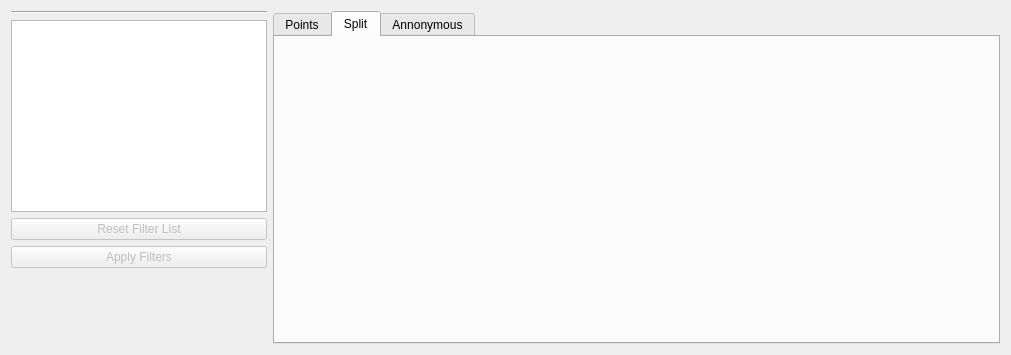
Qt form src/ITrackFilterWidget.ui (ntruchsess/QLandkarteGT) before a commit.
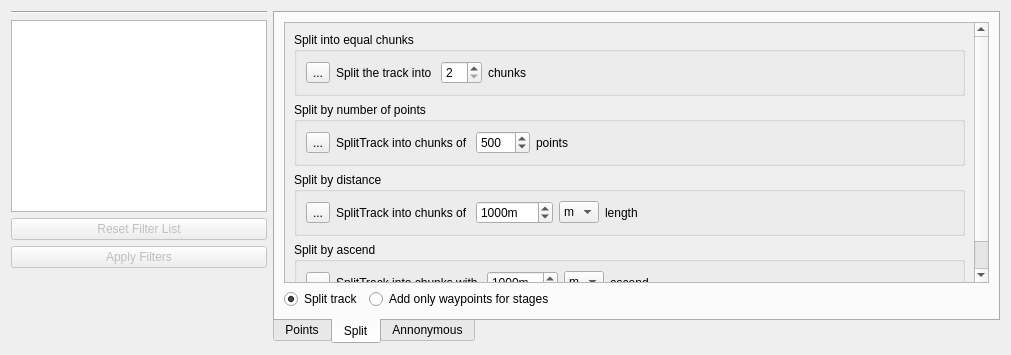
The same form after that commit. The open tabs and pages were chosen to show the change. Icons and pictures are not drawn.

Commit message: trackfilter: add filters for track splitting

The edit to the form file:
```diff
--- a/src/ITrackFilterWidget.ui
+++ b/src/ITrackFilterWidget.ui
@@ -84,6 +84,9 @@
    </item>
    <item>
     <widget class="QTabWidget" name="tabWidget">
+     <property name="tabPosition">
+      <enum>QTabWidget::South</enum>
+     </property>
      <property name="currentIndex">
       <number>0</number>
      </property>
@@ -309,6 +312,367 @@
       <attribute name="title">
        <string>Split</string>
       </attribute>
+      <layout class="QVBoxLayout" name="verticalLayout_4">
+       <item>
+        <widget class="QScrollArea" name="scrollArea_2">
+         <property name="widgetResizable">
+          <bool>true</bool>
+         </property>
+         <widget class="QWidget" name="scrollAreaWidgetContents_2">
+          <property name="geometry">
+           <rect>
+            <x>0</x>
+            <y>-30</y>
+            <width>704</width>
+            <height>306</height>
+           </rect>
+          </property>
+          <layout class="QVBoxLayout" name="verticalLayout_5">
+           <item>
+            <widget class="QGroupBox" name="groupSplit1">
+             <property name="title">
+              <string>Split into equal chunks</string>
+             </property>
+             <layout class="QGridLayout" name="gridLayout_3">
+              <item row="0" column="0">
+               <widget class="QToolButton" name="toolAddSplit1">
+                <property name="text">
+                 <string>...</string>
+                </property>
+                <property name="icon">
+                 <iconset resource="resources.qrc">
+                  <normaloff>:/icons/iconAdd16x16.png</normaloff>:/icons/iconAdd16x16.png</iconset>
+                </property>
+               </widget>
+              </item>
+              <item row="0" column="1">
+               <layout class="QHBoxLayout" name="horizontalLayout_4">
+                <item>
+                 <widget class="QLabel" name="label_8">
+                  <property name="text">
+                   <string>Split the track into </string>
+                  </property>
+                 </widget>
+                </item>
+                <item>
+                 <widget class="QSpinBox" name="spinSplit1">
+                  <property name="minimum">
+                   <number>2</number>
+                  </property>
+                 </widget>
+                </item>
+                <item>
+                 <widget class="QLabel" name="label_7">
+                  <property name="text">
+                   <string>chunks</string>
+                  </property>
+                 </widget>
+                </item>
+               </layout>
+              </item>
+              <item row="0" column="2">
+               <spacer name="horizontalSpacer_4">
+                <property name="orientation">
+                 <enum>Qt::Horizontal</enum>
+                </property>
+                <property name="sizeHint" stdset="0">
+                 <size>
+                  <width>40</width>
+                  <height>20</height>
+                 </size>
+                </property>
+               </spacer>
+              </item>
+             </layout>
+            </widget>
+           </item>
+           <item>
+            <widget class="QGroupBox" name="groupSplit2">
+             <property name="title">
+              <string>Split by number of points</string>
+             </property>
+             <layout class="QGridLayout" name="gridLayout_4">
+              <item row="0" column="0">
+               <widget class="QToolButton" name="toolAddSplit2">
+                <property name="text">
+                 <string>...</string>
+                </property>
+                <property name="icon">
+                 <iconset resource="resources.qrc">
+                  <normaloff>:/icons/iconAdd16x16.png</normaloff>:/icons/iconAdd16x16.png</iconset>
+                </property>
+               </widget>
+              </item>
+              <item row="0" column="1">
+               <layout class="QHBoxLayout" name="horizontalLayout_5">
+                <item>
+                 <widget class="QLabel" name="label_10">
+                  <property name="text">
+                   <string>SplitTrack into chunks of </string>
+                  </property>
+                 </widget>
+                </item>
+                <item>
+                 <widget class="QSpinBox" name="spinSplit2">
+                  <property name="minimum">
+                   <number>100</number>
+                  </property>
+                  <property name="maximum">
+                   <number>1000</number>
+                  </property>
+                  <property name="singleStep">
+                   <number>100</number>
+                  </property>
+                  <property name="value">
+                   <number>500</number>
+                  </property>
+                 </widget>
+                </item>
+                <item>
+                 <widget class="QLabel" name="label_9">
+                  <property name="text">
+                   <string>points</string>
+                  </property>
+                 </widget>
+                </item>
+               </layout>
+              </item>
+              <item row="0" column="2">
+               <spacer name="horizontalSpacer_5">
+                <property name="orientation">
+                 <enum>Qt::Horizontal</enum>
+                </property>
+                <property name="sizeHint" stdset="0">
+                 <size>
+                  <width>40</width>
+                  <height>20</height>
+                 </size>
+                </property>
+               </spacer>
+              </item>
+             </layout>
+            </widget>
+           </item>
+           <item>
+            <widget class="QGroupBox" name="groupSplit3">
+             <property name="title">
+              <string>Split by distance</string>
+             </property>
+             <layout class="QGridLayout" name="gridLayout_6">
+              <item row="0" column="0">
+               <widget class="QToolButton" name="toolAddSplit3">
+                <property name="text">
+                 <string>...</string>
+                </property>
+                <property name="icon">
+                 <iconset resource="resources.qrc">
+                  <normaloff>:/icons/iconAdd16x16.png</normaloff>:/icons/iconAdd16x16.png</iconset>
+                </property>
+               </widget>
+              </item>
+              <item row="0" column="1">
+               <layout class="QHBoxLayout" name="horizontalLayout_6">
+                <item>
+                 <widget class="QLabel" name="label_11">
+                  <property name="text">
+                   <string>SplitTrack into chunks of </string>
+                  </property>
+                 </widget>
+                </item>
+                <item>
+                 <widget class="QSpinBox" name="spinSplit3">
+                  <property name="suffix">
+                   <string>m</string>
+                  </property>
+                  <property name="minimum">
+                   <number>100</number>
+                  </property>
+                  <property name="maximum">
+                   <number>10000000</number>
+                  </property>
+                  <property name="singleStep">
+                   <number>100</number>
+                  </property>
+                  <property name="value">
+                   <number>1000</number>
+                  </property>
+                 </widget>
+                </item>
+                <item>
+                 <widget class="QComboBox" name="comboMeterFeet2">
+                  <item>
+                   <property name="text">
+                    <string notr="true">m</string>
+                   </property>
+                  </item>
+                  <item>
+                   <property name="text">
+                    <string notr="true">ft</string>
+                   </property>
+                  </item>
+                 </widget>
+                </item>
+                <item>
+                 <widget class="QLabel" name="label_14">
+                  <property name="text">
+                   <string>length</string>
+                  </property>
+                 </widget>
+                </item>
+               </layout>
+              </item>
+              <item row="0" column="2">
+               <spacer name="horizontalSpacer_6">
+                <property name="orientation">
+                 <enum>Qt::Horizontal</enum>
+                </property>
+                <property name="sizeHint" stdset="0">
+                 <size>
+                  <width>243</width>
+                  <height>20</height>
+                 </size>
+                </property>
+               </spacer>
+              </item>
+             </layout>
+            </widget>
+           </item>
+           <item>
+            <widget class="QGroupBox" name="groupSplit4">
+             <property name="title">
+              <string>Split by ascend</string>
+             </property>
+             <layout class="QGridLayout" name="gridLayout_5">
+              <item row="0" column="0">
+               <widget class="QToolButton" name="toolAddSplit4">
+                <property name="text">
+                 <string>...</string>
+                </property>
+                <property name="icon">
+                 <iconset resource="resources.qrc">
+                  <normaloff>:/icons/iconAdd16x16.png</normaloff>:/icons/iconAdd16x16.png</iconset>
+                </property>
+               </widget>
+              </item>
+              <item row="0" column="1">
+               <layout class="QHBoxLayout" name="horizontalLayout_8">
+                <item>
+                 <widget class="QLabel" name="label_12">
+                  <property name="text">
+                   <string>SplitTrack into chunks with </string>
+                  </property>
+                 </widget>
+                </item>
+                <item>
+                 <widget class="QSpinBox" name="spinSplit4">
+                  <property name="suffix">
+                   <string>m</string>
+                  </property>
+                  <property name="minimum">
+                   <number>10</number>
+                  </property>
+                  <property name="maximum">
+                   <number>10000</number>
+                  </property>
+                  <property name="singleStep">
+                   <number>100</number>
+                  </property>
+                  <property name="value">
+                   <number>1000</number>
+                  </property>
+                 </widget>
+                </item>
+                <item>
+                 <widget class="QComboBox" name="comboMeterFeet3">
+                  <item>
+                   <property name="text">
+                    <string notr="true">m</string>
+                   </property>
+                  </item>
+                  <item>
+                   <property name="text">
+                    <string notr="true">ft</string>
+                   </property>
+                  </item>
+                 </widget>
+                </item>
+                <item>
+                 <widget class="QLabel" name="label_13">
+                  <property name="text">
+                   <string>ascend</string>
+                  </property>
+                 </widget>
+                </item>
+               </layout>
+              </item>
+              <item row="0" column="2">
+               <spacer name="horizontalSpacer_7">
+                <property name="orientation">
+                 <enum>Qt::Horizontal</enum>
+                </property>
+                <property name="sizeHint" stdset="0">
+                 <size>
+                  <width>246</width>
+                  <height>20</height>
+                 </size>
+                </property>
+               </spacer>
+              </item>
+             </layout>
+            </widget>
+           </item>
+           <item>
+            <spacer name="verticalSpacer_3">
+             <property name="orientation">
+              <enum>Qt::Vertical</enum>
+             </property>
+             <property name="sizeHint" stdset="0">
+              <size>
+               <width>20</width>
+               <height>40</height>
+              </size>
+             </property>
+            </spacer>
+           </item>
+          </layout>
+         </widget>
+        </widget>
+       </item>
+       <item>
+        <layout class="QHBoxLayout" name="horizontalLayout_3">
+         <item>
+          <widget class="QRadioButton" name="radioSplitTracks">
+           <property name="text">
+            <string>Split track</string>
+           </property>
+           <property name="checked">
+            <bool>true</bool>
+           </property>
+          </widget>
+         </item>
+         <item>
+          <widget class="QRadioButton" name="radioSplitStages">
+           <property name="text">
+            <string>Add only waypoints for stages</string>
+           </property>
+          </widget>
+         </item>
+         <item>
+          <spacer name="horizontalSpacer_3">
+           <property name="orientation">
+            <enum>Qt::Horizontal</enum>
+           </property>
+           <property name="sizeHint" stdset="0">
+            <size>
+             <width>40</width>
+             <height>20</height>
+            </size>
+           </property>
+          </spacer>
+         </item>
+        </layout>
+       </item>
+      </layout>
      </widget>
      <widget class="QWidget" name="tab_2">
       <attribute name="icon">
```
The commit also changes 5 other files.
